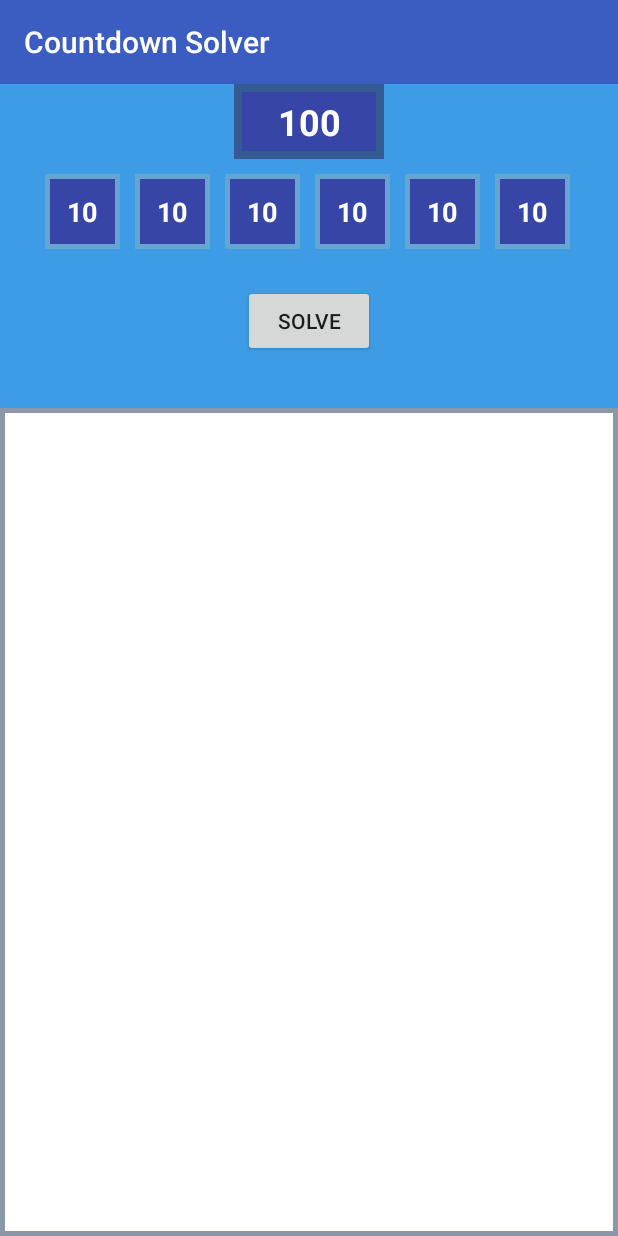
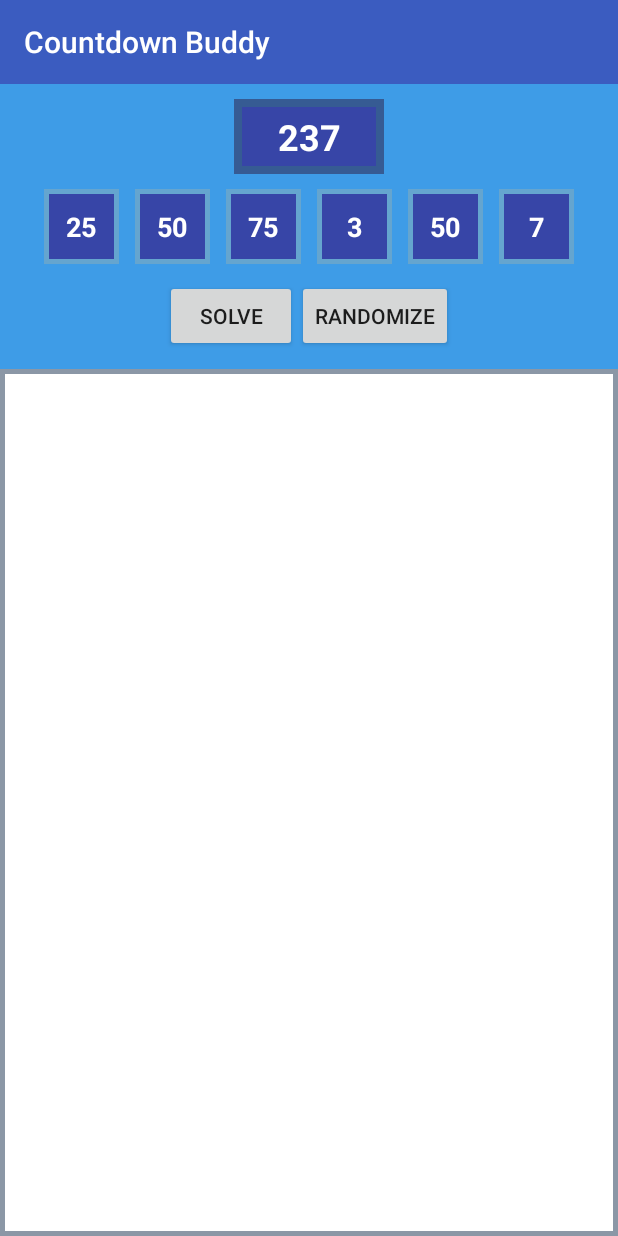
Before and after one commit to AmbiguousNinja/CountdownBuddy, an Android app: the screen it shows after launch (MainActivity), on a phone screen of 412 x 824 dp. Run offline under Robolectric (Android 15) with nearby library versions, the phone set to English and light mode, and no system bars.

Commit message:
Up to date

```diff
--- a/app/src/main/AndroidManifest.xml
+++ b/app/src/main/AndroidManifest.xml
@@ -11,7 +11,6 @@
         <activity android:name=".MainActivity">
             <intent-filter>
                 <action android:name="android.intent.action.MAIN" />
-
                 <category android:name="android.intent.category.LAUNCHER" />
             </intent-filter>
         </activity>
--- a/app/src/main/java/ambiguousninja/countdownsolver/MainActivity.java
+++ b/app/src/main/java/ambiguousninja/countdownsolver/MainActivity.java
@@ -4,30 +4,13 @@ import android.os.AsyncTask;
 import android.support.v7.app.AppCompatActivity;
 import android.support.v7.widget.Toolbar;
 import android.os.Bundle;
+import android.text.InputFilter;
 import android.view.View;
 import android.widget.EditText;
 import android.widget.TextView;
 
 import java.util.List;
-
-/**
- * TODO-List
- *
- * UI:
- * - Finalize UI
- *
- * UX:
- * - Safety checks
- * - Initial Values
- *
- * Logic:
- * - Step-by-step
- * - Closest solution
- * - Optimize further
- *
- * Extra:
- * - "Help" Activity/Dialogue
- */
+import java.util.Random;
 
 public class MainActivity extends AppCompatActivity {
     private NumbersSolver ns;
@@ -42,6 +25,9 @@ public class MainActivity extends AppCompatActivity {
     private EditText target;
     private TextView solution;
 
+    private Random r;
+    private final int[] validSet = new int[]{1, 2, 3, 4, 5, 6, 7, 8, 9, 10, 25, 75, 50, 100};
+
     @Override
     protected void onCreate(Bundle savedInstanceState) {
         super.onCreate(savedInstanceState);
@@ -50,17 +36,30 @@ public class MainActivity extends AppCompatActivity {
         Toolbar toolbar = (Toolbar) findViewById(R.id.toolbar);
         setSupportActionBar(toolbar);
 
+        InputFilter[] numberFilter = new InputFilter[]{ new NumberFilter(1, 999)};
+
         ns = new NumbersSolver();
 
-        choice1 = (EditText) findViewById(R.id.choice1);
-        choice2 = (EditText) findViewById(R.id.choice2);
-        choice3 = (EditText) findViewById(R.id.choice3);
-        choice4 = (EditText) findViewById(R.id.choice4);
-        choice5 = (EditText) findViewById(R.id.choice5);
-        choice6 = (EditText) findViewById(R.id.choice6);
+        choice1 = (EditText) findViewById(R.id.number1_editText);
+        choice2 = (EditText) findViewById(R.id.number2_editText);
+        choice3 = (EditText) findViewById(R.id.number3_editText);
+        choice4 = (EditText) findViewById(R.id.number4_editText);
+        choice5 = (EditText) findViewById(R.id.number5_editText);
+        choice6 = (EditText) findViewById(R.id.number6_editText);
 
-        target = (EditText) findViewById(R.id.targetText);
-        solution = (TextView) findViewById(R.id.textView);
+        target = (EditText) findViewById(R.id.target_editText);
+        solution = (TextView) findViewById(R.id.solution_textView);
+
+        choice1.setFilters(numberFilter);
+        choice2.setFilters(numberFilter);
+        choice3.setFilters(numberFilter);
+        choice4.setFilters(numberFilter);
+        choice5.setFilters(numberFilter);
+        choice6.setFilters(numberFilter);
+        target.setFilters(numberFilter);
+
+        r = new Random();
+        randomize();
     }
 
     public void solveQuestion(View view) {
@@ -68,16 +67,49 @@ public class MainActivity extends AppCompatActivity {
 
         int[] numSet = new int[6];
 
-        numSet[0] = Integer.parseInt(choice1.getText().toString());
-        numSet[1] = Integer.parseInt(choice2.getText().toString());
-        numSet[2] = Integer.parseInt(choice3.getText().toString());
-        numSet[3] = Integer.parseInt(choice4.getText().toString());
-        numSet[4] = Integer.parseInt(choice5.getText().toString());
-        numSet[5] = Integer.parseInt(choice6.getText().toString());
+        numSet[0] = validate(choice1, 1);
+        numSet[1] = validate(choice2, 1);
+        numSet[2] = validate(choice3, 1);
+        numSet[3] = validate(choice4, 1);
+        numSet[4] = validate(choice5, 1);
+        numSet[5] = validate(choice6, 1);
 
-        int targetValue = Integer.parseInt(target.getText().toString());
+        int targetValue = validate(target, 999);
 
         new SolveNumbers(numSet, targetValue).execute();
+    }
+
+    private int validate(EditText choice, int defaultVal) {
+        String value = choice.getText().toString();
+
+        if(value.equals("")) {
+            choice.setText(Integer.toString(defaultVal));
+            return defaultVal;
+        } else {
+            return Integer.parseInt(value);
+        }
+    }
+
+    // Randomizes the puzzle using only valid numbers from Countdown.
+    // TODO - Currently its possible to have invalid set:
+    //  - more than 2 of a small number
+    //  - more than 1 of a large number
+    //  - more than 4 large numbers
+    public void randomize(View view) {
+        randomize();
+    }
+
+    private void randomize() {
+        solution.setText("");
+
+        choice1.setText(Integer.toString(validSet[r.nextInt(14)]));
+        choice2.setText(Integer.toString(validSet[r.nextInt(14)]));
+        choice3.setText(Integer.toString(validSet[r.nextInt(14)]));
+        choice4.setText(Integer.toString(validSet[r.nextInt(14)]));
+        choice5.setText(Integer.toString(validSet[r.nextInt(14)]));
+        choice6.setText(Integer.toString(validSet[r.nextInt(14)]));
+
+        target.setText(Integer.toString(r.nextInt(899) + 101));
     }
 
     private class SolveNumbers extends AsyncTask<Integer, Void, List<String>> {
--- /dev/null
+++ b/app/src/main/java/ambiguousninja/countdownsolver/NumberFilter.java
@@ -0,0 +1,28 @@
+package ambiguousninja.countdownsolver;
+
+import android.text.InputFilter;
+import android.text.Spanned;
+
+public class NumberFilter implements InputFilter {
+    private int min;
+    private int max;
+
+    public NumberFilter(int min, int max) {
+        this.min = min;
+        this.max = max;
+    }
+
+    @Override
+    public CharSequence filter(CharSequence source, int start, int end, Spanned dest, int dstart, int dend) {
+        try {
+            int input = Integer.parseInt(dest.toString() + source.toString());
+            if (isInRange(min, max, input))
+                return null;
+        } catch (NumberFormatException nfe) { }
+        return "";
+    }
+
+    private boolean isInRange(int a, int b, int c) {
+        return b > a ? c >= a && c <= b : c >= b && c <= a;
+    }
+}
--- a/app/src/main/res/layout/activity_main.xml
+++ b/app/src/main/res/layout/activity_main.xml
@@ -1,5 +1,6 @@
 <?xml version="1.0" encoding="utf-8"?>
-<RelativeLayout xmlns:android="http://schemas.android.com/apk/res/android"
+<RelativeLayout
+    xmlns:android="http://schemas.android.com/apk/res/android"
     xmlns:app="http://schemas.android.com/apk/res-auto"
     xmlns:tools="http://schemas.android.com/tools"
     android:id="@+id/activity_main"
@@ -11,122 +12,152 @@
     android:orientation="vertical">
 
     <android.support.v7.widget.Toolbar
+        android:layout_height="wrap_content"
+        android:layout_width="match_parent"
+        app:titleTextColor="@color/white"
+        android:background="?attr/colorPrimary"
         android:id="@+id/toolbar"
-        android:minHeight="?attr/actionBarSize"
-        android:layout_height="wrap_content"
-        app:titleTextColor="@android:color/white"
-        android:background="?attr/colorPrimary"
-        android:layout_width="match_parent" />
+        android:minHeight="?attr/actionBarSize" />
 
     <EditText
         android:layout_width="100dp"
         android:layout_height="50dp"
         android:inputType="number"
-        android:id="@+id/targetText"
+        android:layout_marginTop="10dp"
         android:layout_below="@+id/toolbar"
         android:layout_centerHorizontal="true"
+        android:id="@+id/target_editText"
         android:background="@drawable/target_background"
-        android:text="100"
-        android:textColor="@android:color/white"
+        android:imeOptions="actionNext"
+        android:textCursorDrawable="@null"
+        android:textColor="@color/white"
         android:textAlignment="center"
         android:textSize="24sp"
         android:textStyle="normal|bold" />
 
     <LinearLayout
-        android:layout_marginTop="10dp"
         android:layout_width="match_parent"
         android:layout_height="50dp"
-        android:layout_below="@+id/targetText"
+        android:layout_marginTop="10dp"
+        android:layout_below="@+id/target_editText"
         android:orientation="horizontal"
-        android:id="@+id/linearLayout">
+        android:gravity="center"
+        android:id="@+id/numbers_layout" >
 
         <EditText
+            android:layout_marginRight="5dp"
             android:layout_width="50dp"
             android:layout_height="match_parent"
-            android:id="@+id/choice1"
+            android:background="@drawable/card_background"
+            android:id="@+id/number1_editText"
             android:inputType="number"
-            android:layout_marginStart="30dp"
+            android:textCursorDrawable="@null"
             android:textAlignment="center"
+            android:textColor="@color/white"
+            android:textStyle="normal|bold"
+            android:imeOptions="actionNext" />
+
+        <EditText
+            android:layout_marginLeft="5dp"
+            android:layout_marginRight="5dp"
+            android:layout_width="50dp"
+            android:layout_height="match_parent"
             android:background="@drawable/card_background"
-            android:text="10"
-            android:textColor="@android:color/white"
+            android:id="@+id/number2_editText"
+            android:inputType="number"
+            android:textCursorDrawable="@null"
+            android:textAlignment="center"
+            android:textColor="@color/white"
+            android:textStyle="normal|bold"
+            android:imeOptions="actionNext" />
+
+        <EditText
+            android:layout_marginLeft="5dp"
+            android:layout_marginRight="5dp"
+            android:layout_width="50dp"
+            android:layout_height="match_parent"
+            android:background="@drawable/card_background"
+            android:id="@+id/number3_editText"
+            android:inputType="number"
+            android:textCursorDrawable="@null"
+            android:textAlignment="center"
+            android:textColor="@color/white"
+            android:textStyle="normal|bold"
+            android:imeOptions="actionNext" />
+
+        <EditText
+            android:layout_marginLeft="5dp"
+            android:layout_marginRight="5dp"
+            android:layout_width="50dp"
+            android:layout_height="match_parent"
+            android:background="@drawable/card_background"
+            android:id="@+id/number4_editText"
+            android:inputType="number"
+            android:textCursorDrawable="@null"
+            android:textAlignment="center"
+            android:textColor="@color/white"
+            android:textStyle="normal|bold"
+            android:imeOptions="actionNext" />
+
+        <EditText
+            android:layout_marginLeft="5dp"
+            android:layout_marginRight="5dp"
+            android:layout_width="50dp"
+            android:layout_height="match_parent"
+            android:background="@drawable/card_background"
+            android:id="@+id/number5_editText"
+            android:inputType="number"
+            android:textCursorDrawable="@null"
+            android:textAlignment="center"
+            android:textColor="@color/white"
+            android:textStyle="normal|bold"
+            android:imeOptions="actionNext" />
+
+        <EditText
+            android:layout_marginLeft="5dp"
+            android:layout_width="50dp"
+            android:layout_height="match_parent"
+            android:background="@drawable/card_background"
+            android:id="@+id/number6_editText"
+            android:inputType="number"
+            android:textCursorDrawable="@null"
+            android:textAlignment="center"
+            android:textColor="@color/white"
             android:textStyle="normal|bold" />
 
-        <EditText
-            android:layout_width="50dp"
-            android:layout_height="match_parent"
-            android:id="@+id/choice2"
-            android:inputType="number"
-            android:layout_marginLeft="10dp"
-            android:textAlignment="center"
-            android:text="10"
-            android:background="@drawable/card_background"
-            android:textColor="@android:color/white"
-            android:textStyle="normal|bold" />
-        <EditText
-            android:layout_width="50dp"
-            android:layout_height="match_parent"
-            android:id="@+id/choice3"
-            android:inputType="number"
-            android:layout_marginLeft="10dp"
-            android:textAlignment="center"
-            android:background="@drawable/card_background"
-            android:textColor="@android:color/white"
-            android:text="10"
-            android:textStyle="normal|bold" />
-        <EditText
-            android:layout_width="50dp"
-            android:layout_height="match_parent"
-            android:layout_marginLeft="10dp"
-            android:id="@+id/choice4"
-            android:inputType="number"
-            android:textAlignment="center"
-            android:background="@drawable/card_background"
-            android:textColor="@android:color/white"
-            android:text="10"
-            android:textStyle="normal|bold" />
-        <EditText
-            android:layout_width="50dp"
-            android:layout_height="match_parent"
-            android:id="@+id/choice5"
-            android:layout_marginLeft="10dp"
-            android:inputType="number"
-            android:textAlignment="center"
-            android:background="@drawable/card_background"
-            android:textColor="@android:color/white"
-            android:text="10"
-            android:textStyle="normal|bold" />
-        <EditText
-            android:layout_width="50dp"
-            android:layout_height="match_parent"
-            android:id="@+id/choice6"
-            android:inputType="number"
-            android:layout_marginLeft="10dp"
-            android:background="@drawable/card_background"
-            android:textAlignment="center"
-            android:textColor="@android:color/white"
-            android:text="10"
-            android:textStyle="normal|bold" />
     </LinearLayout>
 
-    <Button
-        android:text="Solve"
-        android:layout_width="wrap_content"
-        android:layout_height="wrap_content"
-        android:id="@+id/button"
-        android:onClick="solveQuestion"
-        android:layout_marginTop="24dp"
-        android:layout_below="@+id/linearLayout"
-        android:layout_centerHorizontal="true" />
+    <LinearLayout
+        android:layout_width="match_parent"
+        android:layout_height="50dp"
+        android:layout_marginTop="10dp"
+        android:layout_below="@+id/numbers_layout"
+        android:orientation="horizontal"
+        android:gravity="center"
+        android:id="@+id/buttons_layout" >
+
+        <Button
+            android:layout_width="wrap_content"
+            android:layout_height="wrap_content"
+            android:layout_below="@+id/numbers_layout"
+            android:onClick="solveQuestion"
+            android:text="@string/solve" />
+
+        <Button
+            android:layout_width="wrap_content"
+            android:layout_height="wrap_content"
+            android:onClick="randomize"
+            android:text="@string/randomize" />
+    </LinearLayout>
+
 
     <TextView
-        android:background="@drawable/solution_background"
         android:layout_width="match_parent"
         android:layout_height="match_parent"
-        android:layout_below="@+id/button"
-        android:layout_marginTop="34dp"
-        android:id="@+id/textView"
+        android:layout_below="@id/buttons_layout"
+        android:layout_marginTop="10dp"
+        android:background="@drawable/solution_background"
         android:textSize="36sp"
-        android:textAlignment="center" />
-
+        android:textAlignment="center"
+        android:id="@+id/solution_textView"/>
 </RelativeLayout>
--- a/app/src/main/res/values/strings.xml
+++ b/app/src/main/res/values/strings.xml
@@ -1,3 +1,5 @@
 <resources>
-    <string name="app_name">Countdown Solver</string>
+    <string name="app_name">Countdown Buddy</string>
+    <string name="solve">Solve</string>
+    <string name="randomize">Randomize</string>
 </resources>
```
